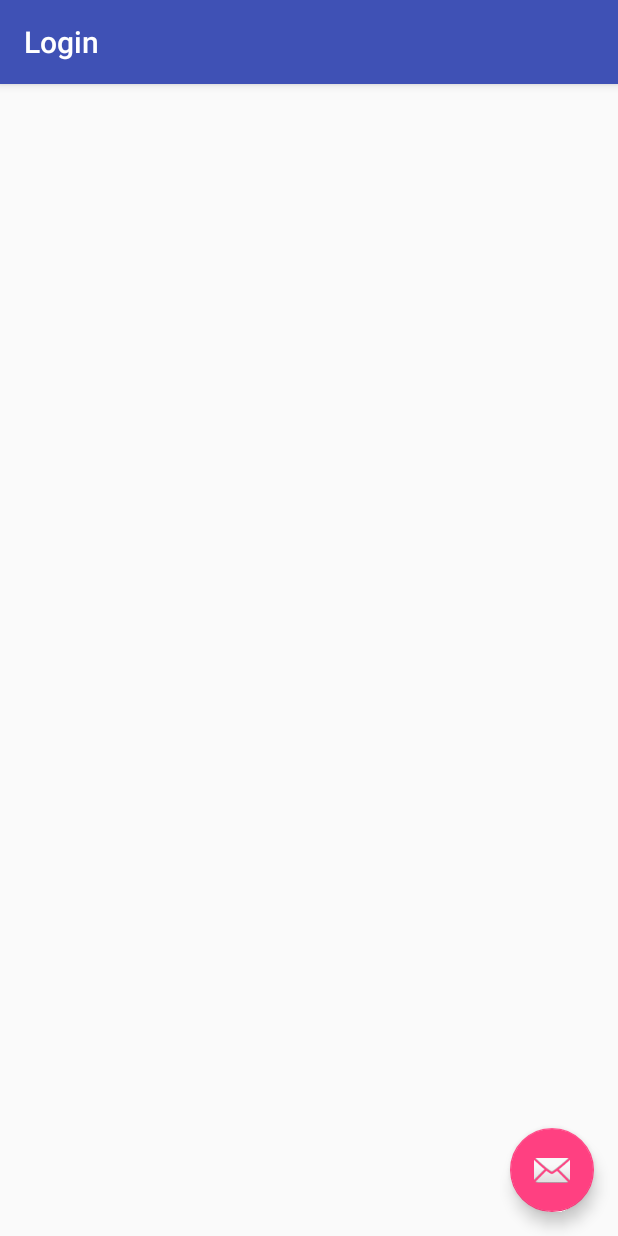
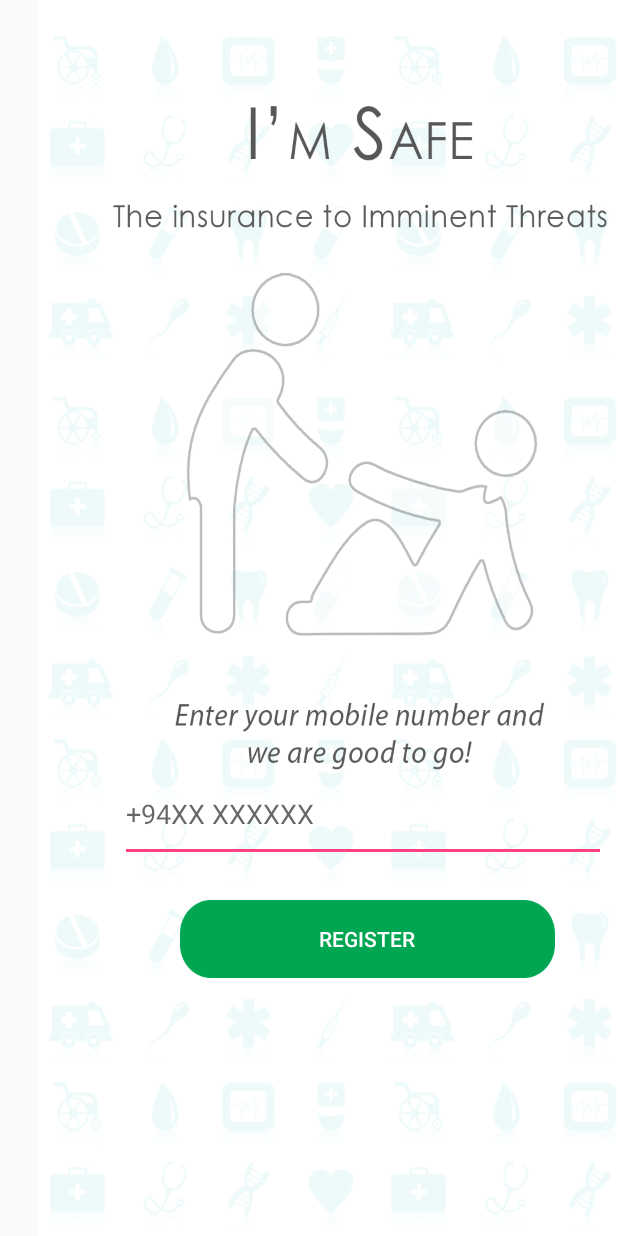
Before and after one commit to PasinduPriyashan/Im_Safe_Android, an Android app: the screen it shows after launch (Login), on a phone screen of 412 x 824 dp. Run offline under Robolectric (Android 15) with nearby library versions, the light colour scheme and no system bars; 3 statements that could not run were skipped.

Commit message:
Register UI

```diff
--- a/app/src/main/res/layout/activity_login.xml
+++ b/app/src/main/res/layout/activity_login.xml
@@ -6,28 +6,47 @@
     android:layout_height="match_parent"
     tools:context="tech.zentinext.im_safe_android.Login">
 
+
     <android.support.design.widget.AppBarLayout
         android:layout_width="match_parent"
         android:layout_height="wrap_content"
         android:theme="@style/AppTheme.AppBarOverlay">
 
-        <android.support.v7.widget.Toolbar
-            android:id="@+id/toolbar"
-            android:layout_width="match_parent"
-            android:layout_height="?attr/actionBarSize"
-            android:background="?attr/colorPrimary"
-            app:popupTheme="@style/AppTheme.PopupOverlay" />
-
     </android.support.design.widget.AppBarLayout>
 
-    <include layout="@layout/content_login" />
+    <include layout="@layout/content_login"
+        android:id="@+id/include" />
 
-    <android.support.design.widget.FloatingActionButton
-        android:id="@+id/fab"
-        android:layout_width="wrap_content"
+    <ImageView
+        android:id="@+id/imageView4"
+        android:layout_width="432dp"
+        android:layout_height="match_parent"
+        android:background="@drawable/regfullscreen"
+        android:layout_marginLeft="25dp"/>
+
+    <EditText
+        android:id="@+id/mobile_text"
+        android:layout_width="324dp"
         android:layout_height="wrap_content"
-        android:layout_gravity="bottom|end"
-        android:layout_margin="@dimen/fab_margin"
-        app:srcCompat="@android:drawable/ic_dialog_email" />
+        android:layout_marginLeft="80dp"
+        android:layout_marginTop="520dp"
+        android:ems="10"
+        android:hint="+94XX XXXXXX"
+        android:inputType="textPersonName"
+        android:paddingBottom="20dp"
+        android:textColor="#2a2a2a" />
+
+    <Button
+        android:id="@+id/register_button"
+        android:layout_width="250dp"
+        android:layout_height="52dp"
+        android:text="Register"
+        android:background="@drawable/reg_but"
+        android:layout_marginTop="600dp"
+        android:layout_marginLeft="120dp"
+        android:textColor="#ffffff"
+
+        />
+
 
 </android.support.design.widget.CoordinatorLayout>
```
Also changed, not shown: app/src/main/assets/fonts/century_gothic.ttf (added), app/src/main/res/drawable/reg_but.png (added), app/src/main/res/drawable/regfullscreen.png (added), app/src/main/res/drawable/register_logo.png (added), app/src/main/res/drawable/wallpaper.png (added).
